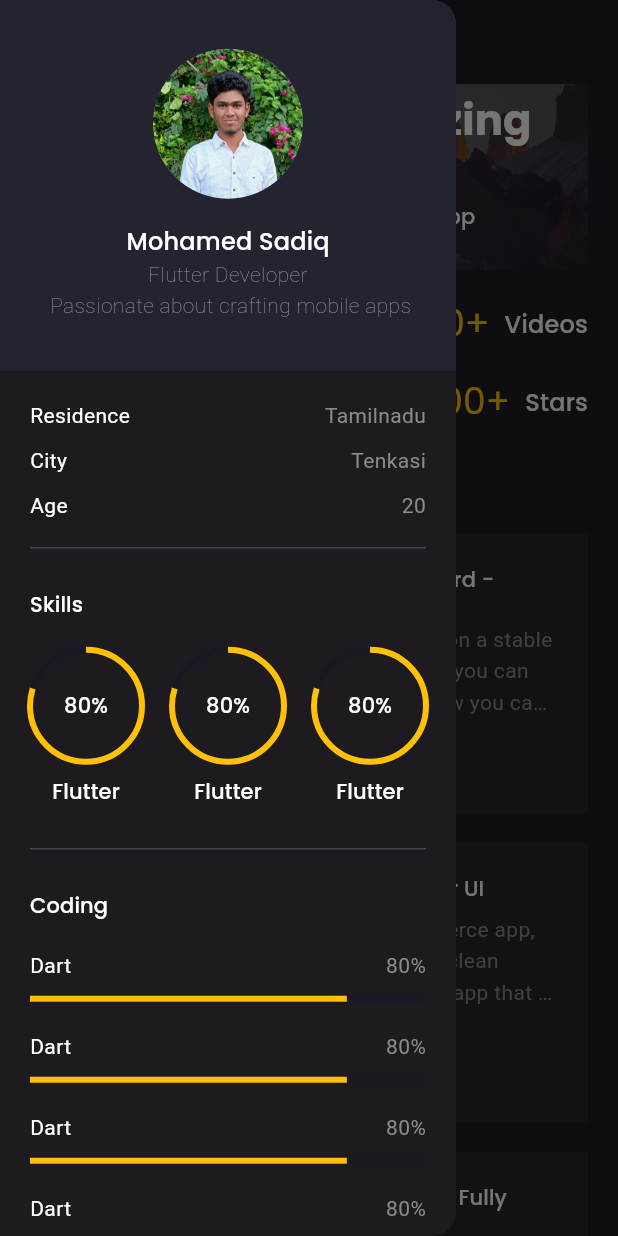
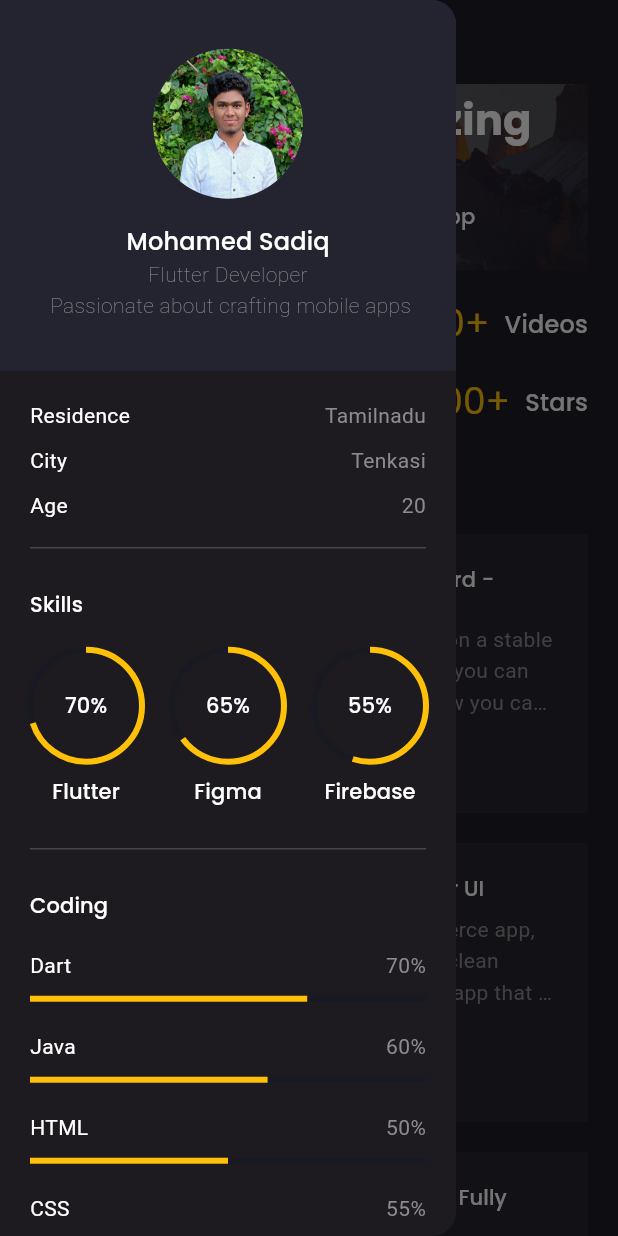
Before and after one commit to Mdsadiq03/Flutter-Portfolio, a Flutter app: the screen it shows after launch, after a tap on the "menu" icon, on a phone screen of 412 x 824 dp. Run offline on Flutter 3.47's test engine with Material 3 defaults, Android fonts, the phone set to English and light mode, and no system bars; drawn by our look-alikes of animated_text_kit; our stand-ins replace flutter_svg, google_fonts.

Commit message:
Made data Changes

```diff
--- a/portfolio/lib/screens/main/components/coding.dart
+++ b/portfolio/lib/screens/main/components/coding.dart
@@ -20,11 +20,11 @@ class Coding extends StatelessWidget {
             style: Theme.of(context).textTheme.titleSmall,
           ),
         ),
-        const AnimatedLinearProgressIndicator(percentage: 0.8, label: 'Dart'),
-        const AnimatedLinearProgressIndicator(percentage: 0.8, label: 'Dart'),
-        const AnimatedLinearProgressIndicator(percentage: 0.8, label: 'Dart'),
-        const AnimatedLinearProgressIndicator(percentage: 0.8, label: 'Dart'),
-        const AnimatedLinearProgressIndicator(percentage: 0.8, label: 'Dart'),
+        const AnimatedLinearProgressIndicator(percentage: 0.7, label: 'Dart'),
+        const AnimatedLinearProgressIndicator(percentage: 0.6, label: 'Java'),
+        const AnimatedLinearProgressIndicator(percentage: 0.5, label: 'HTML'),
+        const AnimatedLinearProgressIndicator(percentage: 0.55, label: 'CSS'),
+        const AnimatedLinearProgressIndicator(percentage: 0.4, label: 'Javascript'),
       ],
     );
   }
--- a/portfolio/lib/screens/main/components/knowlwdges.dart
+++ b/portfolio/lib/screens/main/components/knowlwdges.dart
@@ -22,9 +22,9 @@ class Knowledges extends StatelessWidget {
           ),
         ),
         KnowledgeText(text: 'Flutter, Dart'),
-        KnowledgeText(text: 'Flutter, Dart'),
-        KnowledgeText(text: 'Flutter, Dart'),
-        KnowledgeText(text: 'Flutter, Dart'),
+        KnowledgeText(text: 'Machine Learning'),
+        KnowledgeText(text: 'GCP'),
+        KnowledgeText(text: 'Git, GitHub'),
       ],
     );
   }
--- a/portfolio/lib/screens/main/components/skills.dart
+++ b/portfolio/lib/screens/main/components/skills.dart
@@ -23,22 +23,22 @@ class Skills extends StatelessWidget {
           children: [
             Expanded(
               child: AnimatedCircularProgressIndicator(
-                percentage: 0.8,
+                percentage: 0.7,
                 label: 'Flutter',
               ),
             ),
             SizedBox(width: defaultPadding),
             Expanded(
               child: AnimatedCircularProgressIndicator(
-                percentage: 0.8,
-                label: 'Flutter',
+                percentage: 0.65,
+                label: 'Figma',
               ),
             ),
             SizedBox(width: defaultPadding),
             Expanded(
               child: AnimatedCircularProgressIndicator(
-                percentage: 0.8,
-                label: 'Flutter',
+                percentage: 0.55,
+                label: 'Firebase',
               ),
             ),
           ],
```
